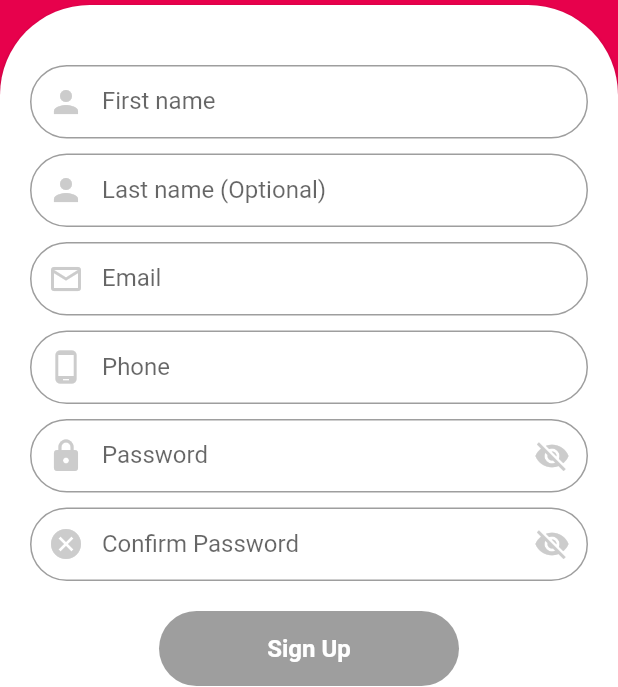
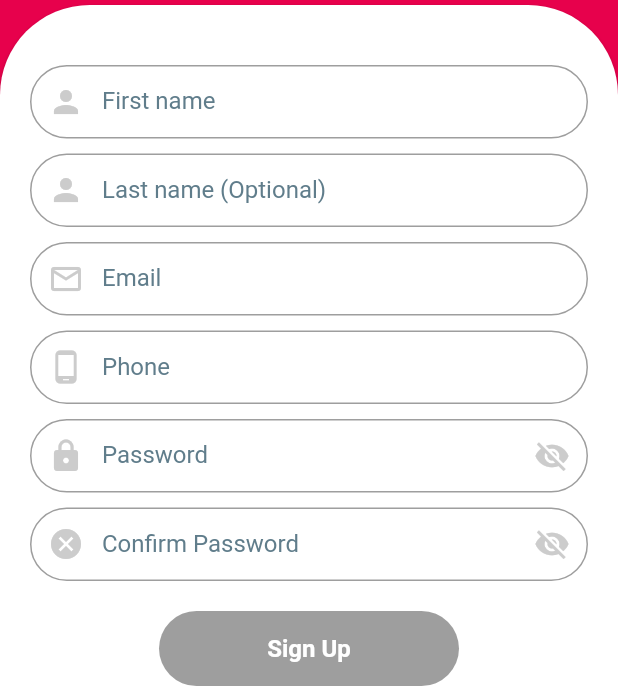
Before and after one commit to imrandev/softnux, a Flutter app: the Register screen opened by its route, on a phone screen of 412 x 824 dp. Shown: the part 193-880 px from the top of the screen. Run offline on Flutter 3.47's test engine with Material 2 defaults, Android fonts, the phone set to English and light mode, and no system bars; our stand-ins replace battery, bloc, carousel_slider, device_info, firebase_analytics, firebase_auth and 10 more; missing offline and left inert: location_permissions, system_info; accounts and stored records are empty; network calls fail; statements that could not run were skipped.

```diff
--- a/lib/blocs/form/auth_form_event.dart
+++ b/lib/blocs/form/auth_form_event.dart
@@ -44,10 +44,11 @@ class PasswordChangeEvent extends AuthFormEvent {
 class ConfirmPasswordChangeEvent extends AuthFormEvent {
   final String password;
   final String confirmPassword;
+  final bool hasFocus;
 
-  ConfirmPasswordChangeEvent(this.password, this.confirmPassword);
+  ConfirmPasswordChangeEvent(this.password, this.confirmPassword, this.hasFocus);
 
-  List<Object> get props => [password, confirmPassword];
+  List<Object> get props => [password, confirmPassword, hasFocus];
 }
 
 class NameChangeEvent extends AuthFormEvent {
--- a/lib/data/device_memory.dart
+++ b/lib/data/device_memory.dart
@@ -12,7 +12,7 @@ class DeviceMemory {
       this._freePhysicalMemory,
       this._totalVirtualMemory,
       this._freeVirtualMemory,
-      this._virtualMemorySize);
+      this._virtualMemorySize,);
 
   int get totalPhysicalMemory => _totalPhysicalMemory ~/ Constant.MEGABYTE;
 
--- a/lib/main.dart
+++ b/lib/main.dart
@@ -43,7 +43,6 @@ class SoftNuxApp extends StatelessWidget {
 
   @override
   Widget build(BuildContext context) {
-
     return MaterialApp(
       theme: ThemeData(
         primaryColor: Color(0xffE7014C),
--- a/lib/ui/register/register_form.dart
+++ b/lib/ui/register/register_form.dart
@@ -30,11 +30,9 @@ class _RegisterFormState extends State<RegisterForm> {
                 _formData.nameInputField.validate = state.validate;
                 _formData.nameInputField.message = state.errorMessage;
               }
-
               return TextFormField(
                 onChanged: (value) {
-                  BlocProvider.of<AuthFormBloc>(context)
-                      .add(NameChangeEvent(value));
+                  BlocProvider.of<AuthFormBloc>(context).add(NameChangeEvent(value));
                 },
                 maxLines: 1,
                 controller: _nameController,
@@ -57,6 +55,9 @@ class _RegisterFormState extends State<RegisterForm> {
                       : _formData.nameInputField.errorMessage,
                   contentPadding: EdgeInsets.fromLTRB(20.0, 15.0, 20.0, 15.0),
                   labelText: "First name",
+                  labelStyle: TextStyle(
+                    color: Colors.blueGrey,
+                  ),
                   border: OutlineInputBorder(
                     borderRadius: BorderRadius.circular(32.0),
                     borderSide:
@@ -84,6 +85,9 @@ class _RegisterFormState extends State<RegisterForm> {
               ),
               contentPadding: EdgeInsets.fromLTRB(20.0, 15.0, 20.0, 15.0),
               labelText: "Last name (Optional)",
+              labelStyle: TextStyle(
+                color: Colors.blueGrey,
+              ),
               border: OutlineInputBorder(
                 borderRadius: BorderRadius.circular(32.0),
                 borderSide:
@@ -130,6 +134,9 @@ class _RegisterFormState extends State<RegisterForm> {
                       : _formData.emailInputField.errorMessage,
                   contentPadding: EdgeInsets.fromLTRB(20.0, 15.0, 20.0, 15.0),
                   labelText: "Email",
+                  labelStyle: TextStyle(
+                    color: Colors.blueGrey,
+                  ),
                   border: OutlineInputBorder(
                     borderRadius: BorderRadius.circular(32.0),
                     borderSide:
@@ -180,6 +187,9 @@ class _RegisterFormState extends State<RegisterForm> {
                       : _formData.phoneInputField.errorMessage,
                   contentPadding: EdgeInsets.fromLTRB(20.0, 15.0, 20.0, 15.0),
                   labelText: "Phone",
+                  labelStyle: TextStyle(
+                    color: Colors.blueGrey,
+                  ),
                   border: OutlineInputBorder(
                     borderRadius: BorderRadius.circular(32.0),
                     borderSide:
@@ -213,7 +223,7 @@ class _RegisterFormState extends State<RegisterForm> {
                   Future.delayed(const Duration(milliseconds: 1000), () {
                     BlocProvider.of<AuthFormBloc>(context).add(
                         ConfirmPasswordChangeEvent(
-                            value, _confirmPasswordController.text));
+                            value, _confirmPasswordController.text, false));
                   });
                 },
                 controller: _passwordController,
@@ -228,6 +238,9 @@ class _RegisterFormState extends State<RegisterForm> {
                   ),
                   contentPadding: EdgeInsets.fromLTRB(20.0, 15.0, 20.0, 15.0),
                   labelText: "Password",
+                  labelStyle: TextStyle(
+                    color: Colors.blueGrey,
+                  ),
                   errorText: _formData.passwordInputField.validate
                       ? null
                       : _formData.passwordInputField.errorMessage,
@@ -281,7 +294,7 @@ class _RegisterFormState extends State<RegisterForm> {
                 onChanged: (value) {
                   BlocProvider.of<AuthFormBloc>(context).add(
                       ConfirmPasswordChangeEvent(
-                          _passwordController.text, value));
+                          _passwordController.text, value, true));
                 },
                 maxLines: 1,
                 controller: _confirmPasswordController,
@@ -311,6 +324,9 @@ class _RegisterFormState extends State<RegisterForm> {
                       : _formData.confirmInputField.errorMessage,
                   contentPadding: EdgeInsets.fromLTRB(20.0, 15.0, 20.0, 15.0),
                   labelText: "Confirm Password",
+                  labelStyle: TextStyle(
+                    color: Colors.blueGrey,
+                  ),
                   border: OutlineInputBorder(
                     borderRadius: BorderRadius.circular(32.0),
                     borderSide:
--- a/lib/utils/constant.dart
+++ b/lib/utils/constant.dart
@@ -17,13 +17,15 @@ class Constant {
   /*RegEx*/
   static const String nameRegEx = '[a-zA-Z\\s]+';
   static const String emailRegEx = r'^[a-zA-Z0-9.!#$%&’*+/=?^_`{|}~-]+@[a-zA-Z0-9-]+(?:\.[a-zA-Z0-9-]+)*$';
-  static const String passwordRegEx = '[0-9a-zA-Z]{8,}';
+  static const String passwordRegEx = '[0-9a-zA-Z]{4,}';
   static const String phoneRegEx = '(^(\\+88)?(01){1}[3456789]{1}(\\d){8})';
 
   /*Error Messages*/
   static const String emailErrorMessage = "Invalid email, make sure you have typed correctly!";
-  static const String passwordErrorMessage = "Password is too short, Need at least 8 characters!";
-  static const String nameErrorMessage = "First name required!";
+  static const String passwordEmptyMessage = "Password cannot be empty!";
+  static const String passwordErrorMessage = "Password is too short, Need at least 4 characters!";
+  static const String nameErrorMessage = "First name cannot be empty!";
   static const String phoneErrorMessage = "Invalid phone, make sure you have typed correctly!";
+  static const String confirmPasswordEmptyMessage = "Confirm password cannot be empty!";
   static const String confirmPasswordErrorMessage = "Password does not match, make sure you have typed correctly!";
 }
```
Also changed, not shown: lib/blocs/form/auth_form_bloc.dart (+26 -16 lines), 1 other file.
